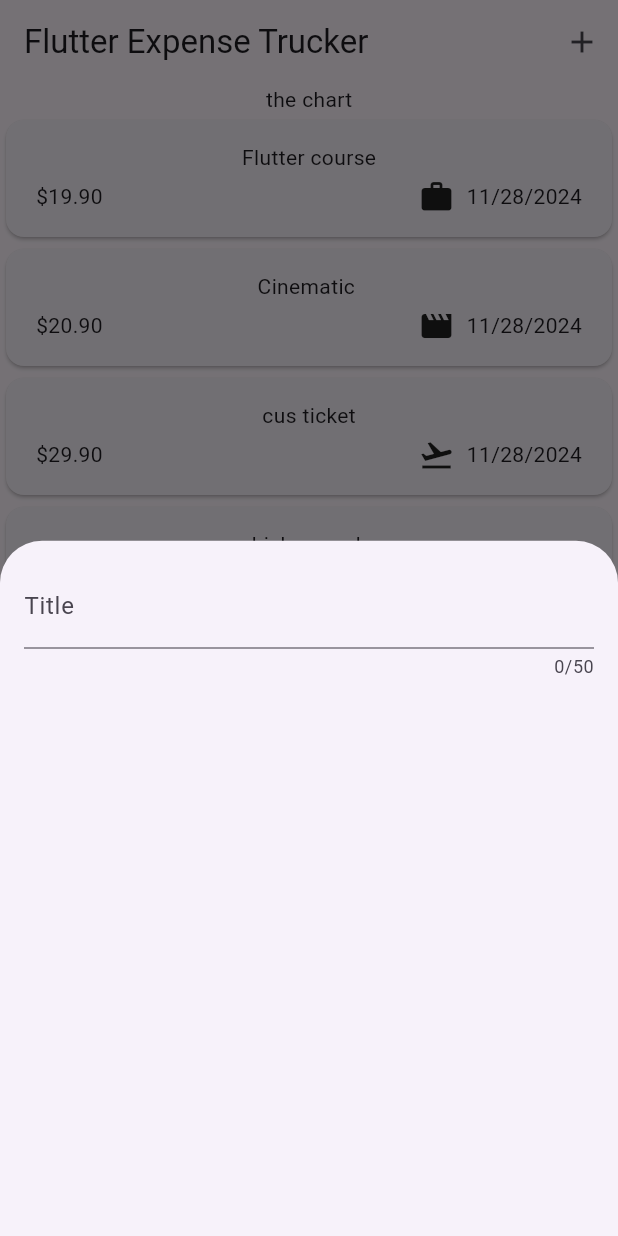
After one commit to mathewwicky/Expense-Tracker-App, a Flutter app: the screen it shows after launch, after a tap on the "add" icon, on a phone screen of 412 x 824 dp. The commit adds this screen. Run offline on Flutter 3.47's test engine with Material 3 defaults, Android fonts, the phone set to English and light mode, and no system bars.

Commit message:
created a new expense widget for user inputs

```diff
--- a/lib/main.dart
+++ b/lib/main.dart
@@ -4,7 +4,8 @@
 
 void main() {
   runApp(
-    const MaterialApp(
+     MaterialApp(
+      theme: ThemeData(useMaterial3: true),
       home: Expenses()
     ),
   );
--- a/lib/widgets/expenses.dart
+++ b/lib/widgets/expenses.dart
@@ -1,5 +1,6 @@
 import 'package:expense_tracker/widgets/expenses_list/expenses_list.dart';
 import 'package:expense_tracker/model/expense.dart';
+import 'package:expense_tracker/widgets/new_expense.dart';
 import 'package:flutter/material.dart';
 
 class Expenses extends StatefulWidget {
@@ -39,9 +40,27 @@
     ),
   ];
 
+  void _openAddExpenseOverlay() {
+    showModalBottomSheet(
+      context: context,
+      builder: (ctx) {
+        return NewExpense();
+      },
+    );
+  }
+
   @override
   Widget build(BuildContext context) {
     return Scaffold(
+      appBar: AppBar(
+        title: Text('Flutter Expense Trucker'),
+        actions: [
+          IconButton(
+            onPressed: _openAddExpenseOverlay,
+            icon: Icon(Icons.add),
+          ),
+        ],
+      ),
       body: Column(
         children: [
           Text('the chart'),
--- /dev/null
+++ b/lib/widgets/new_expense.dart
@@ -0,0 +1,27 @@
+import 'package:flutter/material.dart';
+
+class NewExpense extends StatefulWidget {
+  const NewExpense({super.key});
+
+  @override
+  State<NewExpense> createState() => _NewExpenseState();
+}
+
+class _NewExpenseState extends State<NewExpense> {
+  @override
+  Widget build(BuildContext context) {
+    return Padding(
+      padding: EdgeInsets.all(16),
+      child: Column(
+        children: [
+          TextField(
+            maxLength: 50,
+            decoration: InputDecoration(
+              label: Text('Title'),
+            ),
+          ),
+        ],
+      ),
+    );
+  }
+}
```
